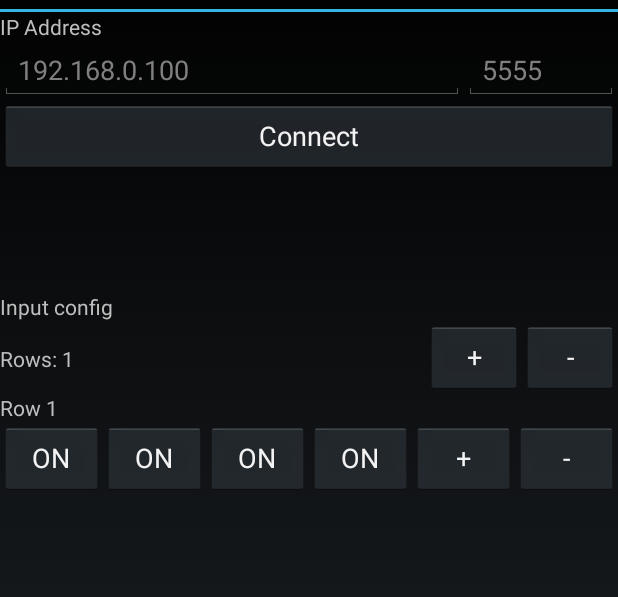
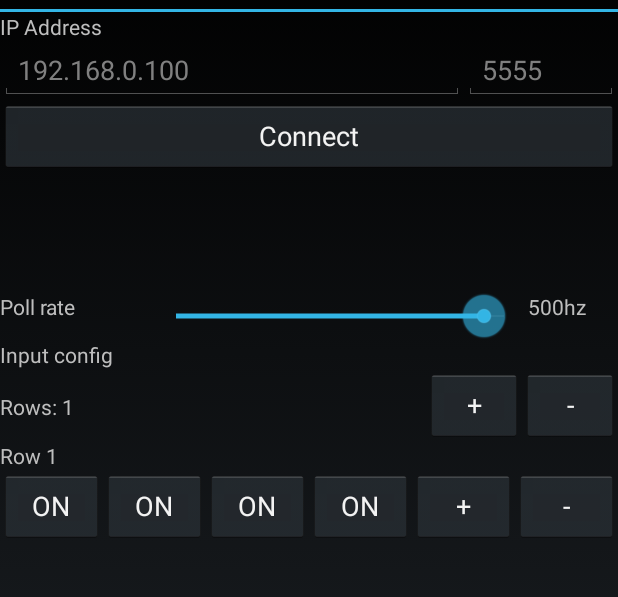
Before and after one commit to counter185/NetKey, an Android app: the screen it shows after launch (ConfigActivity), on a phone screen of 412 x 824 dp, the part 60-657 px from its top. Run offline under Robolectric (Android 15) with nearby library versions, the phone set to English and light mode, and no system bars.

Commit message:
add pollrate setting

```diff
--- a/NetKey/app/src/main/AndroidManifest.xml
+++ b/NetKey/app/src/main/AndroidManifest.xml
@@ -1,5 +1,6 @@
 <?xml version="1.0" encoding="utf-8"?>
 <manifest xmlns:android="http://schemas.android.com/apk/res/android"
+    xmlns:tools="http://schemas.android.com/tools"
     package="pl.cntrpl.netkey">
 
     <uses-feature android:name="android.hardware.touchscreen.multitouch"
--- a/NetKey/app/src/main/java/pl/cntrpl/netkey/ConfigActivity.java
+++ b/NetKey/app/src/main/java/pl/cntrpl/netkey/ConfigActivity.java
@@ -5,11 +5,13 @@ import android.content.Context;
 import android.content.Intent;
 import android.os.Bundle;
 import android.renderscript.ScriptGroup;
+import android.util.Log;
 import android.view.View;
 import android.view.Window;
 import android.widget.Button;
 import android.widget.EditText;
 import android.widget.LinearLayout;
+import android.widget.SeekBar;
 import android.widget.TextView;
 
 import java.util.ArrayList;
@@ -89,6 +91,7 @@ public class ConfigActivity extends Activity {
     }
 
     public static List<CustomInput> customInputs = null;
+    public static int pollRate = 2;
     @Override
     protected void onCreate(Bundle savedInstanceState) {
         super.onCreate(savedInstanceState);
@@ -118,6 +121,7 @@ public class ConfigActivity extends Activity {
             @Override
             public void onClick(View view) {
                 Intent switchActivityIntent = new Intent(bruh, InputActivity.class);
+                pollRate = 17-((SeekBar)findViewById(R.id.sliderPollRate)).getProgress();
                 Bundle bndl = new Bundle();
                 bndl.putString("ipaddr", ((EditText)findViewById(R.id.editTextIP)).getText().toString());
                 bndl.putString("port", ((EditText)findViewById(R.id.editTextPort)).getText().toString());
@@ -134,6 +138,23 @@ public class ConfigActivity extends Activity {
             }
         });
 
+        ((SeekBar)findViewById(R.id.sliderPollRate)).setOnSeekBarChangeListener(new SeekBar.OnSeekBarChangeListener() {
+            @Override
+            public void onProgressChanged(SeekBar seekBar, int i, boolean b) {
+                ((TextView)findViewById(R.id.sliderPollRateText)).setText((1000/(17-i)) + "hz");
+            }
+
+            @Override
+            public void onStartTrackingTouch(SeekBar seekBar) {
+
+            }
+
+            @Override
+            public void onStopTrackingTouch(SeekBar seekBar) {
+
+            }
+        });
+
         CreateRows();
     }
 }
--- a/NetKey/app/src/main/java/pl/cntrpl/netkey/InputConnectionThread.java
+++ b/NetKey/app/src/main/java/pl/cntrpl/netkey/InputConnectionThread.java
@@ -60,7 +60,7 @@ public class InputConnectionThread extends Thread{
                             break;
                         }
                         WriteOut(socket);
-                        Thread.sleep(4);
+                        Thread.sleep(ConfigActivity.pollRate);
                     }
                 }
             } catch (Exception exception) {
--- a/NetKey/app/src/main/res/layout/activity_config.xml
+++ b/NetKey/app/src/main/res/layout/activity_config.xml
@@ -47,6 +47,30 @@
         <Space
             android:layout_width="match_parent"
             android:layout_height="80dp" />
+        <LinearLayout
+            android:layout_width="match_parent"
+            android:layout_height="wrap_content"
+            android:orientation="horizontal" >
+            <TextView
+                android:layout_width="wrap_content"
+                android:layout_height="wrap_content"
+                android:text="Poll rate"
+                android:layout_weight="1"/>
+
+            <SeekBar
+                android:id="@+id/sliderPollRate"
+                android:layout_width="wrap_content"
+                android:layout_height="wrap_content"
+                android:layout_weight="4"
+                android:max="16"
+                android:progress="15" />
+            <TextView
+                android:id="@+id/sliderPollRateText"
+                android:layout_width="60dp"
+                android:layout_height="wrap_content"
+                android:text="500hz"/>
+
+        </LinearLayout>
 
         <TextView
             android:id="@+id/textView2"
```
